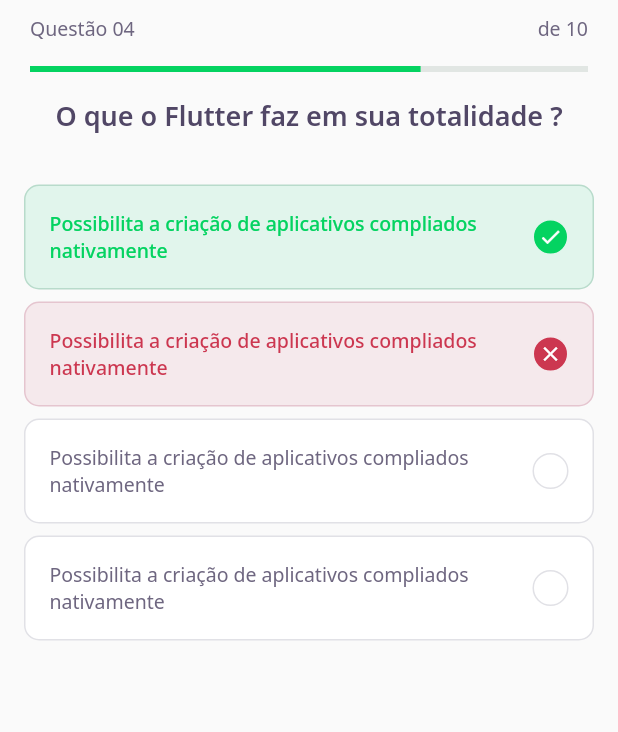
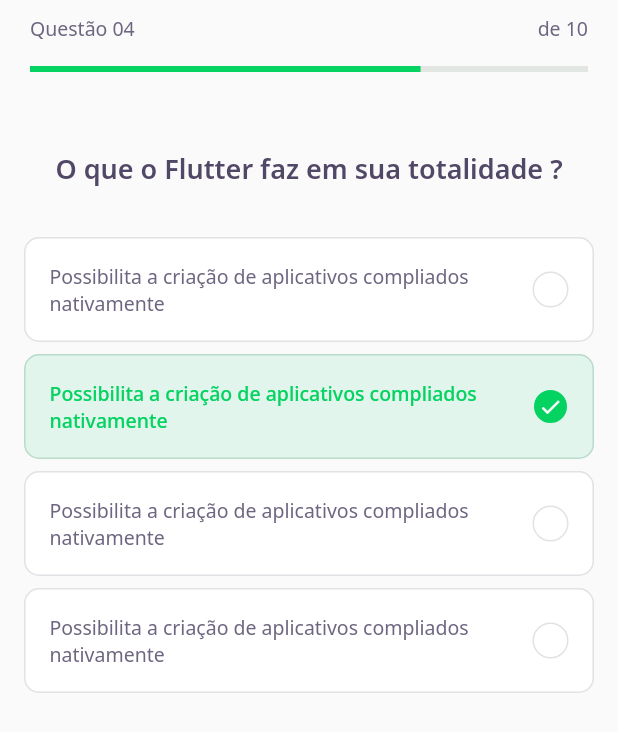
Before and after one commit to VitorLamego/QuizDev, a Flutter app: the screen it shows after launch, on a phone screen of 412 x 824 dp. Shown: the top 732 px of the screen. Run offline on Flutter 3.47's test engine with Material 2 defaults, Android fonts, the phone set to English and light mode, and no system bars; our stand-ins replace google_fonts.

Commit message:
Add the correct spacement for text on QuizWidget

```diff
--- a/lib/challenge/widgets/quiz/quiz_widget.dart
+++ b/lib/challenge/widgets/quiz/quiz_widget.dart
@@ -13,17 +13,15 @@ class QuizWidget extends StatelessWidget {
       child: Column(
         children: [
           Padding(
-            padding: const EdgeInsets.symmetric(horizontal: 20, vertical: 5),
+            padding: const EdgeInsets.fromLTRB(20, 40, 20, 5),
             child: Text(title, style: AppTextStyles.heading),
           ),
           SizedBox(height: 24),
           AnswerWidget(
-              isRigth: true,
-              isSelected: true,
               title:
                   "Possibilita a criação de aplicativos compliados nativamente"),
           AnswerWidget(
-              isRigth: false,
+              isRigth: true,
               isSelected: true,
               title:
                   "Possibilita a criação de aplicativos compliados nativamente"),
```
